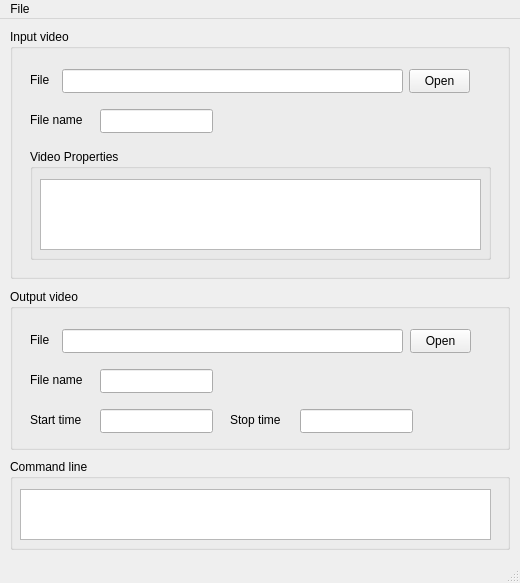
Before: the Qt Designer form IHM-labo2/mainwindow.ui in SachaKor/IHM-labo2, drawn with Qt 5.
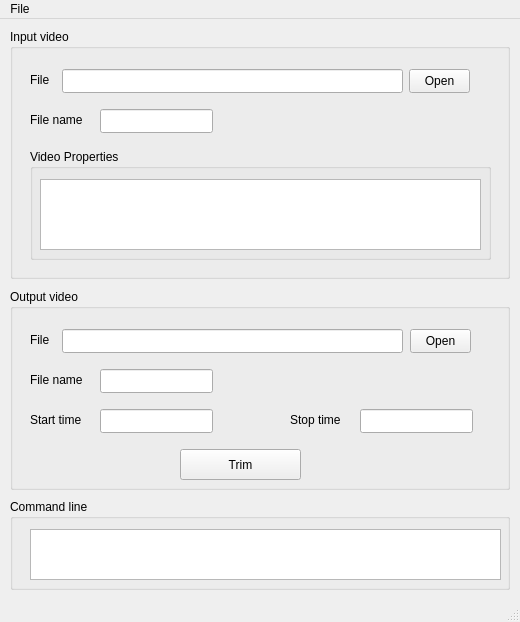
After: the same form once the commit is applied. Icons and pictures are not drawn.

Commit message: trim button added

```diff
--- a/IHM-labo2/mainwindow.ui
+++ b/IHM-labo2/mainwindow.ui
@@ -7,7 +7,7 @@
     <x>0</x>
     <y>0</y>
     <width>520</width>
-    <height>583</height>
+    <height>622</height>
    </rect>
   </property>
   <property name="windowTitle">
@@ -115,7 +115,7 @@
       <x>10</x>
       <y>270</y>
       <width>500</width>
-      <height>161</height>
+      <height>201</height>
      </rect>
     </property>
     <property name="title">
@@ -196,7 +196,7 @@
     <widget class="QLineEdit" name="stopTime">
      <property name="geometry">
       <rect>
-       <x>290</x>
+       <x>350</x>
        <y>120</y>
        <width>113</width>
        <height>24</height>
@@ -219,7 +219,7 @@
     <widget class="QLabel" name="label_6">
      <property name="geometry">
       <rect>
-       <x>220</x>
+       <x>280</x>
        <y>120</y>
        <width>60</width>
        <height>21</height>
@@ -229,12 +229,25 @@
       <string>Stop time</string>
      </property>
     </widget>
+    <widget class="QPushButton" name="outputOpenButton_2">
+     <property name="geometry">
+      <rect>
+       <x>170</x>
+       <y>160</y>
+       <width>121</width>
+       <height>31</height>
+      </rect>
+     </property>
+     <property name="text">
+      <string>Trim</string>
+     </property>
+    </widget>
    </widget>
    <widget class="QGroupBox" name="commandLineGroupBox">
     <property name="geometry">
      <rect>
       <x>10</x>
-      <y>440</y>
+      <y>480</y>
       <width>500</width>
       <height>91</height>
      </rect>
@@ -245,7 +258,7 @@
     <widget class="QTextEdit" name="commandLine">
      <property name="geometry">
       <rect>
-       <x>10</x>
+       <x>20</x>
        <y>30</y>
        <width>471</width>
        <height>51</height>
```
